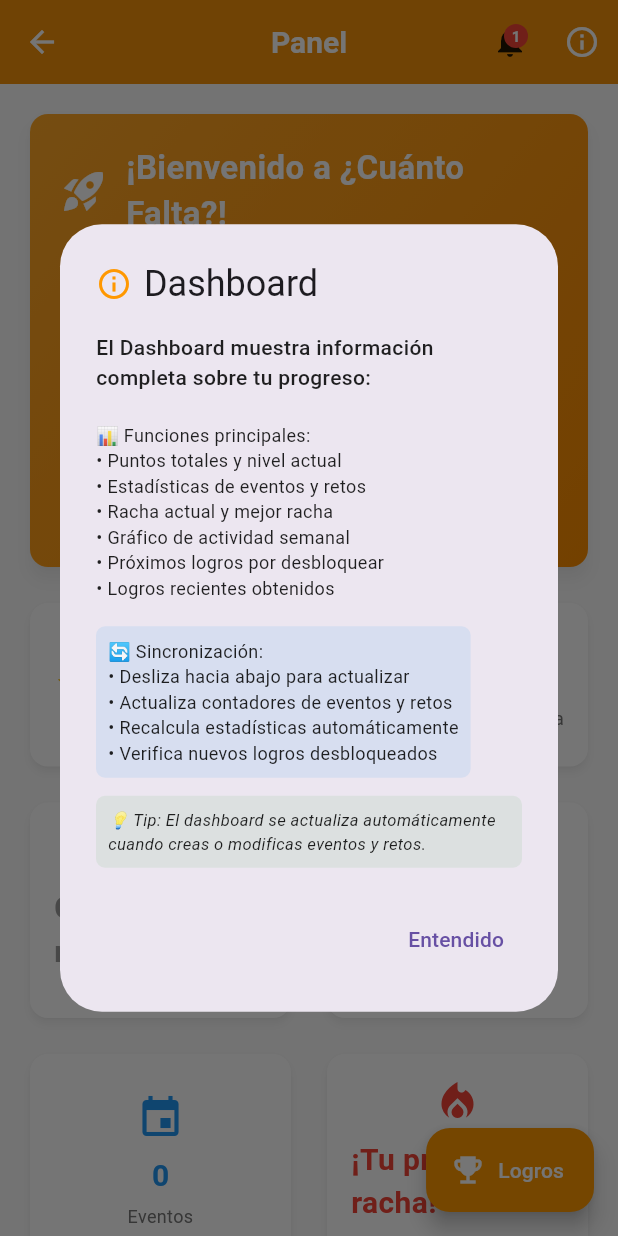
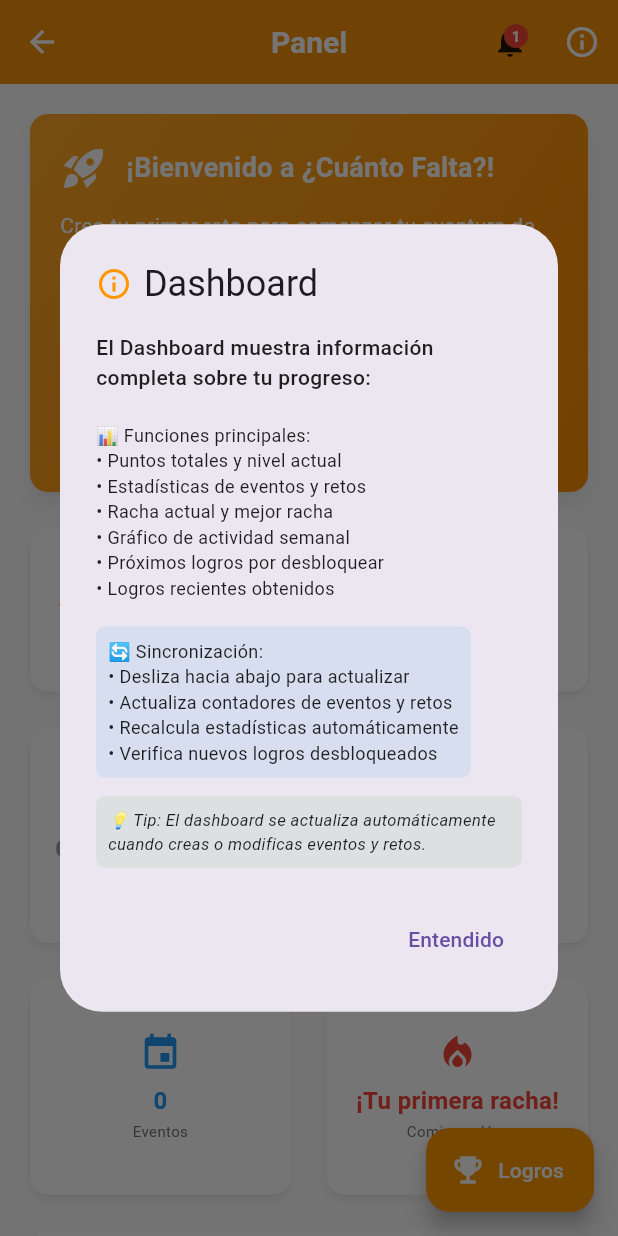
Before and after one commit to Carfer0410/-cuanto-falta-, a Flutter app: the DashboardPage screen opened directly, after a tap on the "info outline" icon, on a phone screen of 412 x 824 dp. Run offline on Flutter 3.47's test engine with Material 3 defaults, Android fonts, the phone set to English and light mode, and no system bars; our stand-ins replace flutter_local_notifications, shared_preferences, sqflite, timezone; accounts and stored records are empty.

Commit message:
corrigiendo erorres pantalla retos #3

```diff
--- a/lib/dashboard_page.dart
+++ b/lib/dashboard_page.dart
@@ -231,7 +231,7 @@ class _DashboardPageState extends State<DashboardPage> {
                   const SizedBox(height: 16),
 
                   // Logros recientes
-                  _buildRecentAchievements(localization, achievementService),
+                  _buildRecentAchievements(context, localization, achievementService),
 
                   const SizedBox(height: 80), // Espacio para el FAB
                 ],
@@ -283,7 +283,7 @@ class _DashboardPageState extends State<DashboardPage> {
                       '¡Bienvenido a ¿Cuánto Falta?!',
                       style: const TextStyle(
                         color: Colors.white,
-                        fontSize: 22,
+                        fontSize: 18,
                         fontWeight: FontWeight.bold,
                       ),
                     ),
@@ -295,7 +295,7 @@ class _DashboardPageState extends State<DashboardPage> {
                 'Crea tu primer reto para comenzar tu aventura de crecimiento personal. ¡Cada gran viaje comienza con un pequeño paso!',
                 style: const TextStyle(
                   color: Colors.white,
-                  fontSize: 16,
+                  fontSize: 14,
                 ),
               ),
               const SizedBox(height: 16),
@@ -328,13 +328,13 @@ class _DashboardPageState extends State<DashboardPage> {
   Widget _buildCompletionStat(String label, String value, IconData icon) {
     return Column(
       children: [
-        Icon(icon, color: Colors.white, size: 24),
-        const SizedBox(height: 4),
+        Icon(icon, color: Colors.white, size: 20),
+        const SizedBox(height: 2),
         Text(
           value,
           style: const TextStyle(
             color: Colors.white,
-            fontSize: 16,
+            fontSize: 14,
             fontWeight: FontWeight.bold,
           ),
         ),
@@ -343,7 +343,7 @@ class _DashboardPageState extends State<DashboardPage> {
           textAlign: TextAlign.center,
           style: const TextStyle(
             color: Colors.white,
-            fontSize: 10,
+            fontSize: 9,
           ),
         ),
       ],
@@ -425,14 +425,14 @@ class _DashboardPageState extends State<DashboardPage> {
               Text(
                 title,
                 style: const TextStyle(
-                  fontSize: 14,
+                  fontSize: 12,
                   fontWeight: FontWeight.w600,
                 ),
               ),
               Text(
                 description,
                 style: TextStyle(
-                  fontSize: 12,
+                  fontSize: 10,
                   color: Colors.grey[600],
                 ),
               ),
@@ -533,6 +533,7 @@ class _DashboardPageState extends State<DashboardPage> {
             ),
             const SizedBox(width: 16),
             Expanded(
+              flex: 2,
               child: Column(
                 crossAxisAlignment: CrossAxisAlignment.start,
                 children: [
@@ -561,7 +562,9 @@ class _DashboardPageState extends State<DashboardPage> {
                 ],
               ),
             ),
-            Column(
+            Expanded(
+              flex: 1,
+              child: Column(
                 children: [
                   const Icon(Icons.trending_up, color: Colors.green),
                   Text(
@@ -573,6 +576,7 @@ class _DashboardPageState extends State<DashboardPage> {
                   ),
                   Text(
                     'esta semana',
+                    textAlign: TextAlign.center,
                     style: TextStyle(
                       fontSize: 12,
                       color: Colors.grey[600],
@@ -580,10 +584,12 @@ class _DashboardPageState extends State<DashboardPage> {
                   ),
                 ],
               ),
+            ),
           ],
         ),
       ),
     );
+  }
   }
 
   Widget _buildStatsGrid(LocalizationService localization, UserStatistics stats) {
@@ -666,30 +672,37 @@ class _DashboardPageState extends State<DashboardPage> {
     return Card(
       elevation: 2,
       child: Padding(
-        padding: const EdgeInsets.all(16.0),
+        padding: const EdgeInsets.all(12.0),
         child: Column(
           mainAxisAlignment: MainAxisAlignment.center,
           children: [
-            Icon(icon, color: color, size: 32),
-            const SizedBox(height: 8),
-            Text(
+            Icon(icon, color: color, size: 28),
+            const SizedBox(height: 6),
+            Flexible(
+              child: Text(
                 value,
                 style: TextStyle(
-                fontSize: 20,
+                  fontSize: 16,
                   fontWeight: FontWeight.bold,
                   color: color,
                 ),
+                textAlign: TextAlign.center,
+                overflow: TextOverflow.ellipsis,
+                maxLines: 1,
               ),
-            const SizedBox(height: 4),
-            Text(
+            ),
+            const SizedBox(height: 2),
+            Flexible(
+              child: Text(
                 title,
                 textAlign: TextAlign.center,
                 style: TextStyle(
-                fontSize: 12,
+                  fontSize: 10,
                   color: Colors.grey[600],
                 ),
                 maxLines: 2,
                 overflow: TextOverflow.ellipsis,
+              ),
             ),
           ],
         ),
@@ -732,7 +745,7 @@ class _DashboardPageState extends State<DashboardPage> {
                       Text(
                         '${stats.currentStreak}',
                         style: TextStyle(
-                          fontSize: 32,
+                          fontSize: 28,
                           fontWeight: FontWeight.bold,
                           color: stats.currentStreak > 0 ? Colors.red : Colors.grey,
                         ),
@@ -740,7 +753,7 @@ class _DashboardPageState extends State<DashboardPage> {
                       Text(
                         'días consecutivos',
                         style: TextStyle(
-                          fontSize: 14,
+                          fontSize: 12,
                           color: Colors.grey[600],
                         ),
                       ),
@@ -752,12 +765,12 @@ class _DashboardPageState extends State<DashboardPage> {
                     children: [
                       Text(
                         '🔥',
-                        style: TextStyle(fontSize: 24),
+                        style: TextStyle(fontSize: 20),
                       ),
                       Text(
                         '¡Sigue así!',
                         style: TextStyle(
-                          fontSize: 12,
+                          fontSize: 10,
                           color: Colors.red.shade600,
                           fontWeight: FontWeight.w500,
                         ),
@@ -787,23 +800,32 @@ class _DashboardPageState extends State<DashboardPage> {
             Text(
               localization.t('weekly_activity'),
               style: const TextStyle(
-                fontSize: 18,
+                fontSize: 16,
                 fontWeight: FontWeight.bold,
               ),
             ),
             const SizedBox(height: 16),
             SizedBox(
               height: 120,
-              child: Row(
+              child: LayoutBuilder(
+                builder: (context, constraints) {
+                  final availableWidth = constraints.maxWidth;
+                  final barWidth = (availableWidth / weeklyData.length * 0.6).clamp(20.0, 30.0);
+                  final spacing = (availableWidth - (barWidth * weeklyData.length)) / (weeklyData.length + 1);
+
+                  return Row(
                     mainAxisAlignment: MainAxisAlignment.spaceEvenly,
                     crossAxisAlignment: CrossAxisAlignment.end,
                     children: weeklyData.entries.map((entry) {
                       final height = maxActivity > 0 ? (entry.value / maxActivity) * 80 : 0.0;
-                  return Column(
+                      return Expanded(
+                        child: Padding(
+                          padding: EdgeInsets.symmetric(horizontal: spacing * 0.5),
+                          child: Column(
                             mainAxisAlignment: MainAxisAlignment.end,
                             children: [
                               Container(
-                        width: 30,
+                                width: barWidth,
                                 height: height,
                                 decoration: BoxDecoration(
                                   color: Colors.orange,
@@ -813,18 +835,23 @@ class _DashboardPageState extends State<DashboardPage> {
                               const SizedBox(height: 8),
                               Text(
                                 entry.key,
-                        style: const TextStyle(fontSize: 12),
+                                style: const TextStyle(fontSize: 10),
+                                overflow: TextOverflow.ellipsis,
                               ),
                               Text(
                                 '${entry.value}',
                                 style: const TextStyle(
-                          fontSize: 10,
+                                  fontSize: 9,
                                   fontWeight: FontWeight.bold,
                                 ),
                               ),
                             ],
+                          ),
+                        ),
                       );
                     }).toList(),
+                  );
+                },
               ),
             ),
           ],
@@ -846,7 +873,7 @@ class _DashboardPageState extends State<DashboardPage> {
             Text(
               localization.t('next_achievement'),
               style: const TextStyle(
-                fontSize: 18,
+                fontSize: 16,
                 fontWeight: FontWeight.bold,
               ),
             ),
@@ -856,7 +883,7 @@ class _DashboardPageState extends State<DashboardPage> {
                 Icon(
                   Icons.emoji_events,
                   color: Colors.amber,
-                  size: 32,
+                  size: 28,
                 ),
                 const SizedBox(width: 12),
                 Expanded(
@@ -866,14 +893,14 @@ class _DashboardPageState extends State<DashboardPage> {
                       Text(
                         progress['title'],
                         style: const TextStyle(
-                          fontSize: 16,
+                          fontSize: 14,
                           fontWeight: FontWeight.w600,
                         ),
                       ),
                       Text(
                         progress['description'],
                         style: TextStyle(
-                          fontSize: 14,
+                          fontSize: 12,
                           color: Colors.grey[600],
                         ),
                       ),
@@ -891,7 +918,7 @@ class _DashboardPageState extends State<DashboardPage> {
             const SizedBox(height: 4),
             Text(
               '${progress['current']} / ${progress['target']}',
-              style: const TextStyle(fontSize: 12),
+              style: const TextStyle(fontSize: 10),
             ),
           ],
         ),
@@ -899,7 +926,7 @@ class _DashboardPageState extends State<DashboardPage> {
     );
   }
 
-  Widget _buildRecentAchievements(LocalizationService localization, AchievementService achievementService) {
+  Widget _buildRecentAchievements(BuildContext context, LocalizationService localization, AchievementService achievementService) {
     // Por ahora mostramos un mensaje genérico sobre logros
     return Card(
       elevation: 2,
@@ -911,16 +938,24 @@ class _DashboardPageState extends State<DashboardPage> {
             Row(
               mainAxisAlignment: MainAxisAlignment.spaceBetween,
               children: [
-                Text(
+                Expanded(
+                  flex: 2,
+                  child: Text(
                     localization.t('recent_achievements'),
                     style: const TextStyle(
-                    fontSize: 18,
+                      fontSize: 16,
                       fontWeight: FontWeight.bold,
                     ),
                   ),
-                TextButton(
+                ),
+                Flexible(
+                  child: TextButton(
                     onPressed: () => _showAchievementsBottomSheet(context),
-                  child: Text(localization.t('view_all')),
+                    child: Text(
+                      localization.t('view_all'),
+                      overflow: TextOverflow.ellipsis,
+                    ),
+                  ),
                 ),
               ],
             ),
@@ -928,11 +963,14 @@ class _DashboardPageState extends State<DashboardPage> {
             Center(
               child: Column(
                 children: [
-                  Icon(Icons.emoji_events_outlined, size: 48, color: Colors.grey[600]),
-                  const SizedBox(height: 8),
+                  Icon(Icons.emoji_events_outlined, size: 40, color: Colors.grey[600]),
+                  const SizedBox(height: 6),
                   Text(
                     localization.t('continue_completing_challenges'),
-                    style: TextStyle(color: Colors.grey[600]),
+                    style: TextStyle(
+                      color: Colors.grey[600],
+                      fontSize: 12,
+                    ),
                     textAlign: TextAlign.center,
                   ),
                   const SizedBox(height: 8),
@@ -1119,4 +1157,3 @@ class _DashboardPageState extends State<DashboardPage> {
       ),
     );
   }
-}
```
Lines whose indentation alone changed are shown as unchanged.
